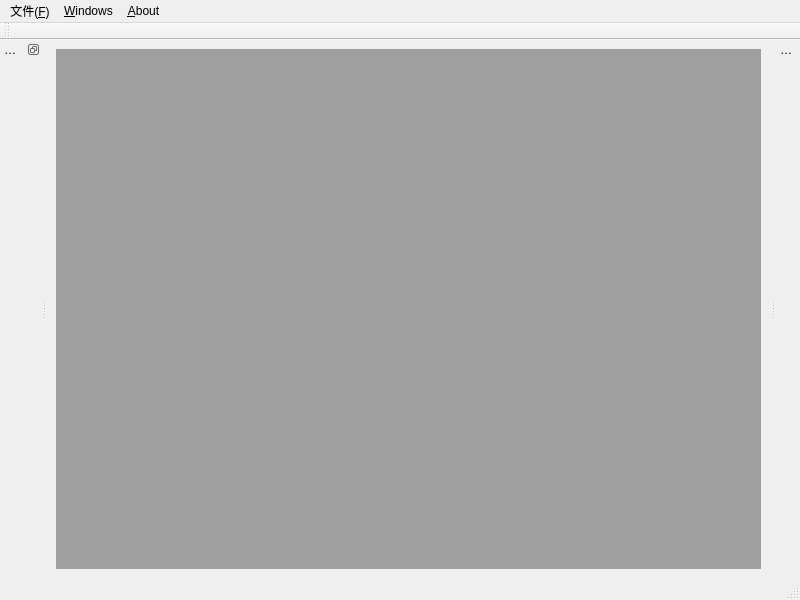
Qt form mac/examples/GasInfo/mainwindow.ui (Quenii/ADCEVM) before a commit.
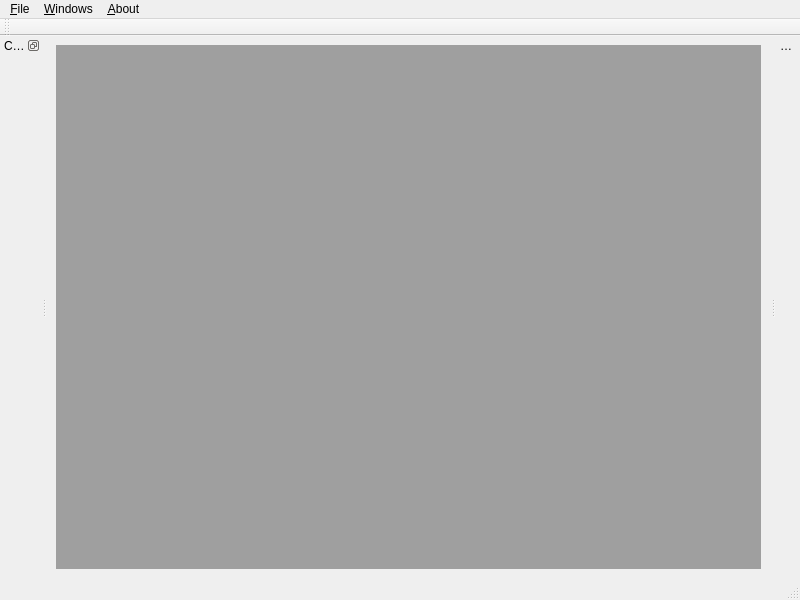
The same form after that commit. Custom widgets are drawn as their Qt base class.

Diff of the .ui file:
```diff
--- a/mac/examples/GasInfo/mainwindow.ui
+++ b/mac/examples/GasInfo/mainwindow.ui
@@ -26,12 +26,12 @@
      <x>0</x>
      <y>0</y>
      <width>800</width>
-     <height>21</height>
+     <height>22</height>
     </rect>
    </property>
    <widget class="QMenu" name="menuFile">
     <property name="title">
-     <string>文件(&amp;F)</string>
+     <string>&amp;File</string>
     </property>
     <addaction name="actionSave"/>
     <addaction name="actionLoad"/>
@@ -70,7 +70,7 @@
     <set>Qt::LeftDockWidgetArea|Qt::RightDockWidgetArea</set>
    </property>
    <property name="windowTitle">
-    <string>控制面板</string>
+    <string>Control Panel</string>
    </property>
    <attribute name="dockWidgetArea">
     <number>1</number>
```
Left out of the diff: 8 changed lines with no effect on the pictures.
